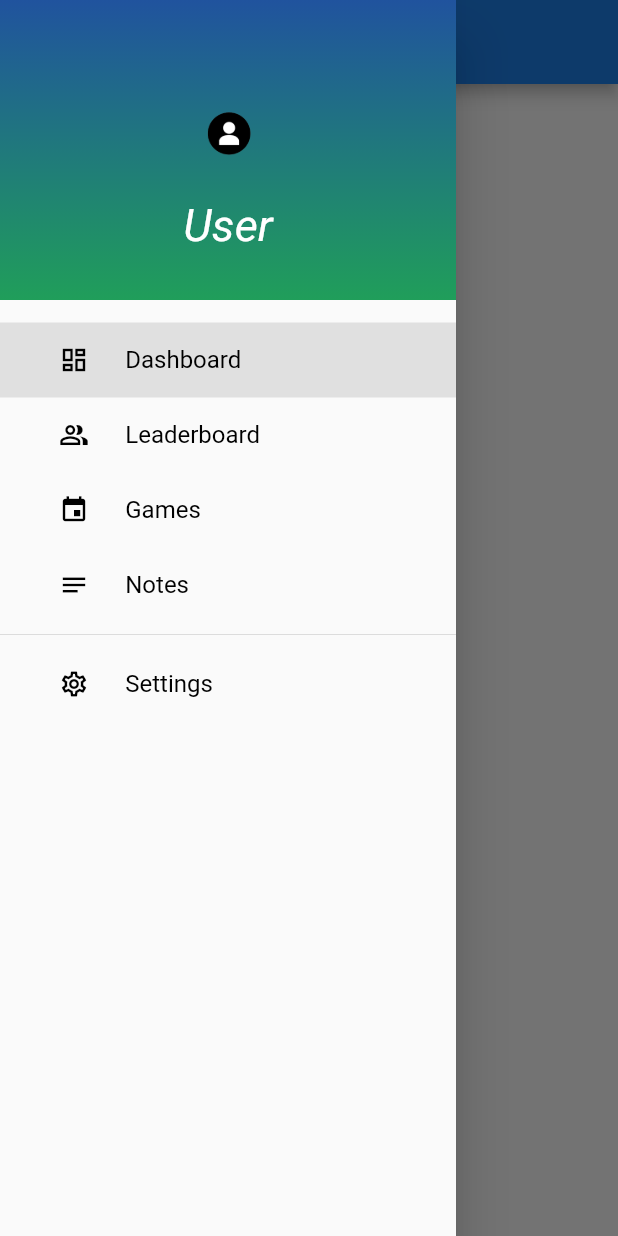
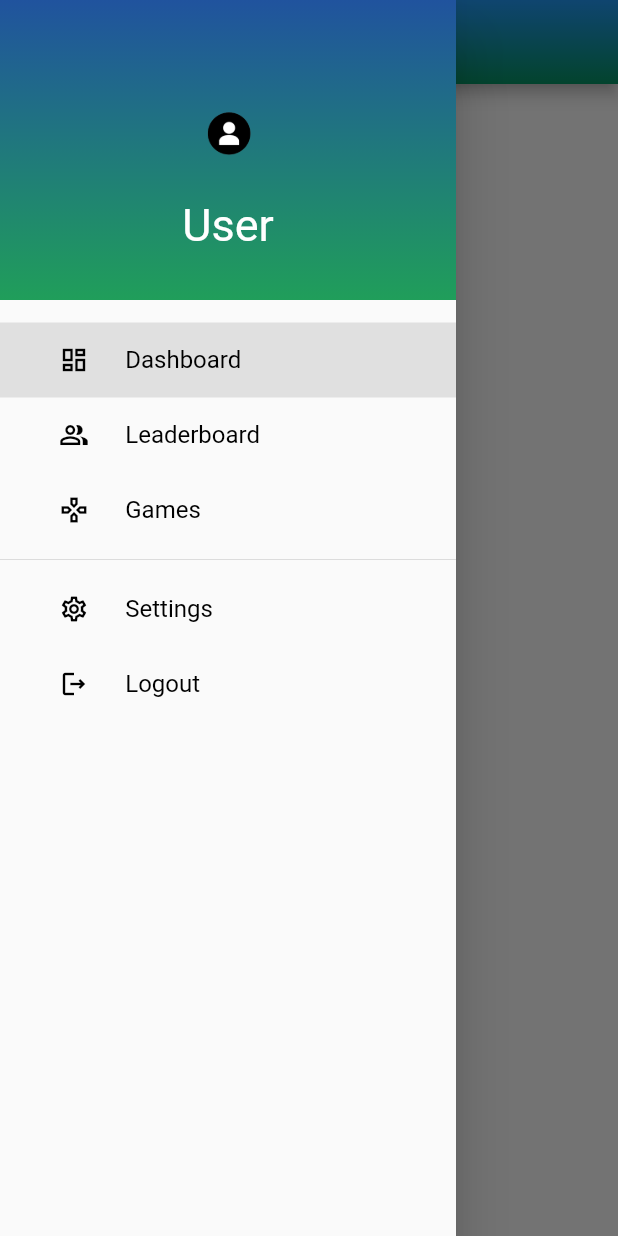
Before and after one commit to ImSwathy/miniproject, a Flutter app: the HomeScreen screen opened directly, with the side drawer open, on a phone screen of 412 x 824 dp. Run offline on Flutter 3.47's test engine with Material 2 defaults, Android fonts, the phone set to English and light mode, and no system bars.

Commit message:
first commit

```diff
--- a/lib/screens/home_screen.dart
+++ b/lib/screens/home_screen.dart
@@ -9,7 +9,6 @@ import '../utils/color_utils.dart';
 import 'Leaderboard.dart';
 import 'dashboard.dart';
 import 'Games.dart';
-import 'notes.dart';
 
 class HomeScreen extends StatefulWidget {
   const HomeScreen({super.key});
@@ -30,15 +29,26 @@ class _HomeScreenState extends State<HomeScreen> {
       container = LeaderboardPage();
     } else if (currentPage == DrawerSections.Games) {
       container = GamesPage();
-    } else if (currentPage == DrawerSections.notes) {
-      container = NotesPage();
+    } else if (currentPage == DrawerSections.signin_screen) {
+      container = SignInScreen();
     } else if (currentPage == DrawerSections.settings) {
       container = SettingsPage();
     }
     return Scaffold(
       appBar: AppBar(
-        backgroundColor: Color.fromARGB(255, 28, 127, 232),
+        // backgroundColor: Color.fromARGB(255, 28, 127, 232),
         title: Text("Physioplay"),
+        flexibleSpace: Container(
+          decoration: const BoxDecoration(
+            gradient: LinearGradient(
+                begin: Alignment.topCenter,
+                end: Alignment.bottomCenter,
+                colors: <Color>[
+                  Color.fromARGB(255, 33, 150, 243),
+                  Color(0xFF059362)
+                ]),
+          ),
+        ),
       ),
       body: container,
       drawer: Drawer(
@@ -68,13 +78,13 @@ class _HomeScreenState extends State<HomeScreen> {
               currentPage == DrawerSections.dashboard ? true : false),
           menuItem(2, "Leaderboard", Icons.people_alt_outlined,
               currentPage == DrawerSections.Leaderboard ? true : false),
-          menuItem(3, "Games", Icons.event,
+          menuItem(3, "Games", Icons.games_outlined,
               currentPage == DrawerSections.Games ? true : false),
-          menuItem(4, "Notes", Icons.notes,
-              currentPage == DrawerSections.notes ? true : false),
           Divider(),
-          menuItem(5, "Settings", Icons.settings_outlined,
+          menuItem(4, "Settings", Icons.settings_outlined,
               currentPage == DrawerSections.settings ? true : false),
+          menuItem(5, "Logout", Icons.logout_outlined,
+              currentPage == DrawerSections.signin_screen ? true : false),
         ],
       ),
     );
@@ -94,14 +104,14 @@ class _HomeScreenState extends State<HomeScreen> {
             } else if (id == 3) {
               currentPage = DrawerSections.Games;
             } else if (id == 4) {
-              currentPage = DrawerSections.notes;
+              currentPage = DrawerSections.settings;
             } else if (id == 5) {
-              currentPage = DrawerSections.settings;
+              currentPage = DrawerSections.signin_screen;
             }
           });
         },
         child: Padding(
-          padding: EdgeInsets.all(15.0),
+          padding: const EdgeInsets.all(15.0),
           child: Row(
             children: [
               Expanded(
@@ -133,6 +143,6 @@ enum DrawerSections {
   dashboard,
   Leaderboard,
   Games,
-  notes,
   settings,
+  signin_screen,
 }
--- a/lib/screens/my_drawer_header.dart
+++ b/lib/screens/my_drawer_header.dart
@@ -42,7 +42,7 @@ class _MyHeaderDrawerState extends State<MyHeaderDrawer> {
           const Text(
             "User",
             style: TextStyle(
-                color: Colors.white, fontSize: 30, fontStyle: FontStyle.italic),
+                color: Colors.white, fontSize: 30, fontStyle: FontStyle.normal),
           ),
         ],
       ),
--- a/lib/screens/notes.dart
+++ /dev/null
@@ -1,17 +0,0 @@
-import 'package:flutter/material.dart';
-
-class NotesPage extends StatefulWidget {
-  @override
-  _NotesPageState createState() => _NotesPageState();
-}
-
-class _NotesPageState extends State<NotesPage> {
-  @override
-  Widget build(BuildContext context) {
-    return Container(
-      child: Center(
-        child: Text("Notes Page"),
-      ),
-    );
-  }
-}
```
